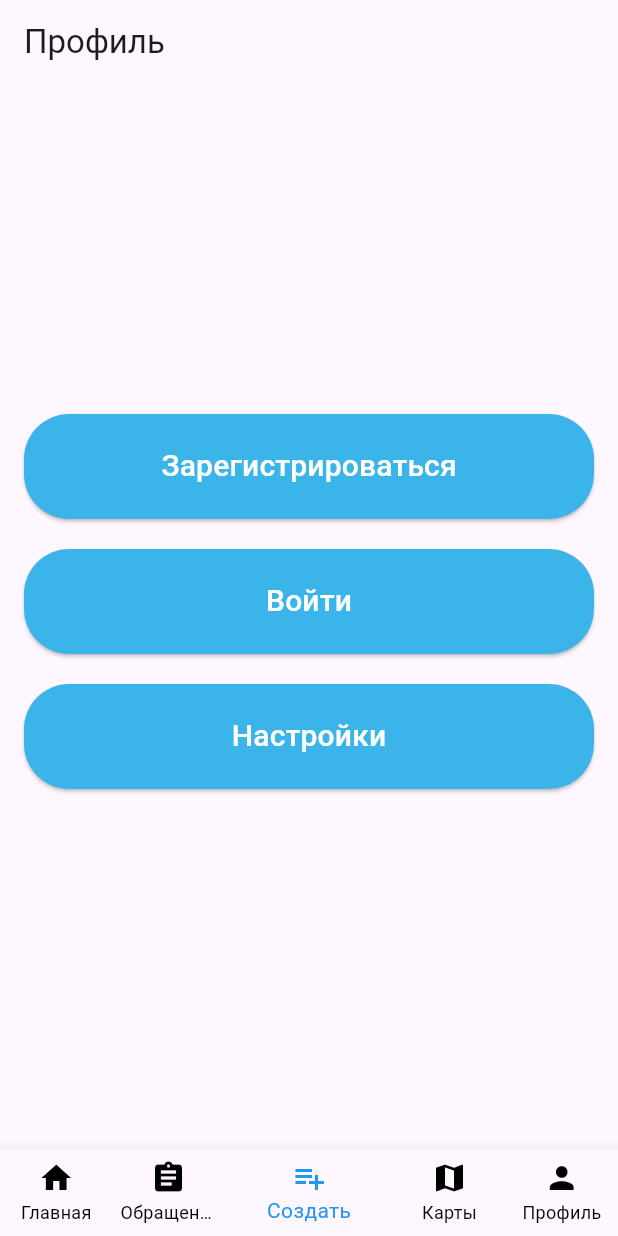
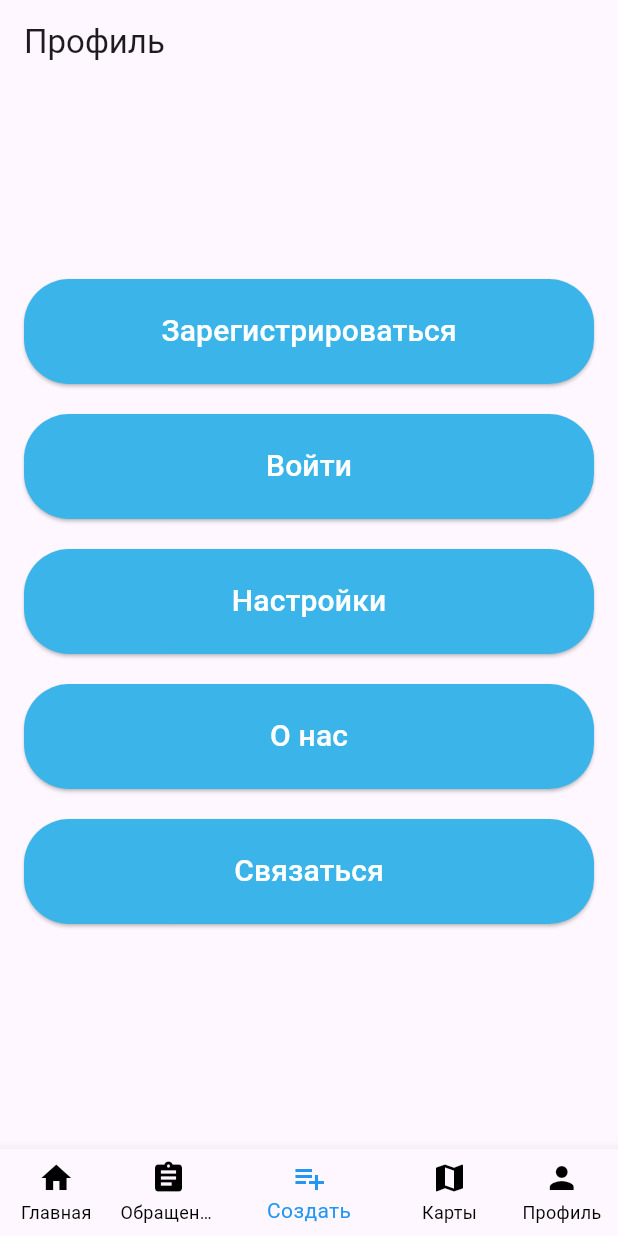
Before and after one commit to Amanturov7/jol_tartip_flutter, a Flutter app: the screen it shows after launch, item 3 of the bottom bar chosen, on a phone screen of 412 x 824 dp. Run offline on Flutter 3.47's test engine with Material 3 defaults, Android fonts, the phone set to English and light mode, and no system bars; our stand-ins replace easy_localization, flutter_map, image_picker, latlong2, shared_preferences; network calls fail.

Commit message:
buttons and map points

```diff
--- a/assets/translations/ru-RU.json
+++ b/assets/translations/ru-RU.json
@@ -45,7 +45,7 @@
   "review_save_error": "Произошла ошибка при создании отзыва",
   "reviews": "Отзывы",
   "reviw_saved": "Отзыв успешно создан.",
-  "save": "Сохранять",
+  "save": "Сохранить",
   "seacrh_result": "Результаты поиска",
   "select_event_type": "Выберите тип события",
   "select_image": "Выберите изображение",
@@ -59,5 +59,13 @@
   "violation": "Нарушение",
   "violation_number": "Нарушение №",
   "violations": "Нарушения",
-  "violation_type": "Тип нарушения"
+  "violation_type": "Тип нарушения",
+  "contact": "Связаться",
+  "about": "О нас",
+  "event_saved_successfully" : "Cобытие успешно сохранено",
+  "violation_saved": "Нарушение успешно сохранено"
+
+
+
+
 }
--- a/lib/forms/application_form.dart
+++ b/lib/forms/application_form.dart
@@ -172,7 +172,7 @@ void _handleLocationSelection(double latitude, double longitude) {
         builder: (BuildContext context) {
           return AlertDialog(
             title: Text('success'.tr()),
-            content: Text('reviw_saved'.tr()),
+            content: Text('violation_saved'.tr()),
             actions: <Widget>[
               TextButton(
                 onPressed: () {
--- a/lib/forms/review_form.dart
+++ b/lib/forms/review_form.dart
@@ -298,7 +298,7 @@ void _handleLocationSelection(double latitude, double longitude) {
         builder: (BuildContext context) {
           return AlertDialog(
             title: Text('success'.tr()),
-            content: Text('reviw_saved'.tr()),
+            content: Text('review_saved'.tr()),
             actions: <Widget>[
               TextButton(
                 onPressed: () {
--- a/lib/screen/profile_page.dart
+++ b/lib/screen/profile_page.dart
@@ -129,7 +129,51 @@ class ProfilePage extends StatelessWidget {
                         ),
                       ),
                     ),
-                  SizedBox(height: 20),
+
+                        SizedBox(height: 20),
+                        Container(
+                       height: 70,
+                      width: double.infinity,
+                      padding: EdgeInsets.symmetric(horizontal: 16),
+                      child: ElevatedButton(
+                        onPressed: () async {
+                        },
+                        child: Text(
+                          'about'.tr(),
+                          style: TextStyle(fontSize: 20, color: Colors.white),
+                        ),
+                        style: ElevatedButton.styleFrom(
+                          backgroundColor: Color(0xFF3BB5E9),
+                          shape: RoundedRectangleBorder(
+                            borderRadius: BorderRadius.circular(30),
+                          ),
+                        ),
+
+                      ),
+                      ),
+                          SizedBox(height: 20),
+                        Container(
+                       height: 70,
+                      width: double.infinity,
+                      padding: EdgeInsets.symmetric(horizontal: 16),
+                      child: ElevatedButton(
+                        onPressed: () async {
+                        },
+                        child: Text(
+                          'contact'.tr(),
+                          style: TextStyle(fontSize: 20, color: Colors.white),
+                        ),
+                        style: ElevatedButton.styleFrom(
+                          backgroundColor: Color(0xFF3BB5E9),
+                          shape: RoundedRectangleBorder(
+                            borderRadius: BorderRadius.circular(30),
+                          ),
+                        ),
+
+                      ),
+
+                    ),
+                      SizedBox(height: 20),
                   if (snapshot.data!)
 
                     Container(
@@ -151,7 +195,7 @@ class ProfilePage extends StatelessWidget {
                           style: TextStyle(fontSize: 20, color: Colors.white),
                         ),
                         style: ElevatedButton.styleFrom(
-                          backgroundColor: Color(0xFF3BB5E9),
+                          backgroundColor: Colors.red,
                           shape: RoundedRectangleBorder(
                             borderRadius: BorderRadius.circular(30),
                           ),
@@ -160,7 +204,6 @@ class ProfilePage extends StatelessWidget {
                       ),
 
                     ),
-
 
                 ],
               ),
```
Also changed, not shown: assets/translations/en-US.json (+9 -2 lines), assets/translations/ky-KG.json (+7 -1 lines), lib/forms/event_form.dart (+71 -10 lines).
